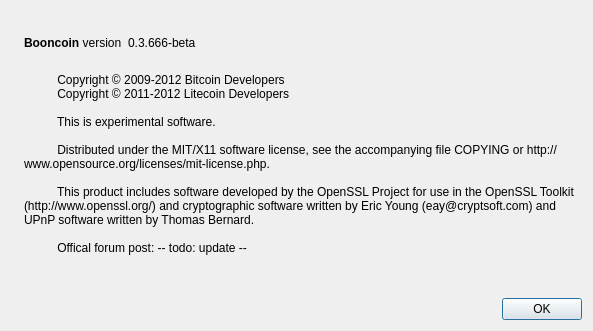
Above: src/qt/forms/aboutdialog.ui from acgh213/boondollars before the change. Below: the same form after it.
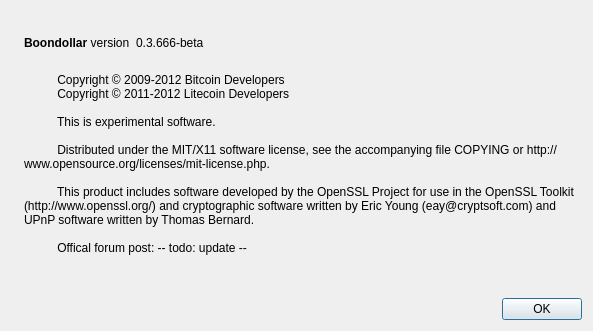
That is the form after the change. Icons and pictures are not drawn.

Diff of the .ui file:
```diff
--- a/src/qt/forms/aboutdialog.ui
+++ b/src/qt/forms/aboutdialog.ui
@@ -50,7 +50,7 @@
           <cursorShape>IBeamCursor</cursorShape>
          </property>
          <property name="text">
-          <string>&lt;b&gt;Booncoin&lt;/b&gt; version</string>
+          <string>&lt;b&gt;Boondollar&lt;/b&gt; version</string>
          </property>
          <property name="textInteractionFlags">
           <set>Qt::LinksAccessibleByMouse|Qt::TextSelectableByKeyboard|Qt::TextSelectableByMouse</set>
```
Left out of the diff: 2 changed lines with no effect on the pictures.
